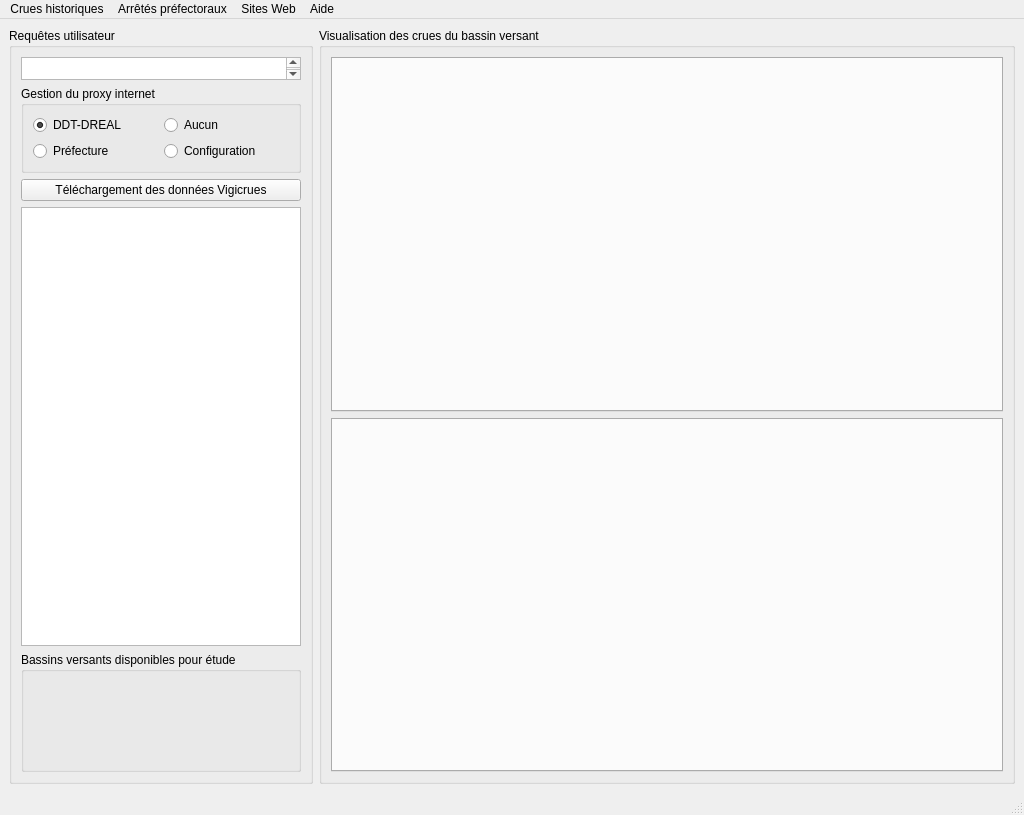
Old version of the form fenetre_principale.ui in the repository dasycarpum/pro_DDT_Viginond.
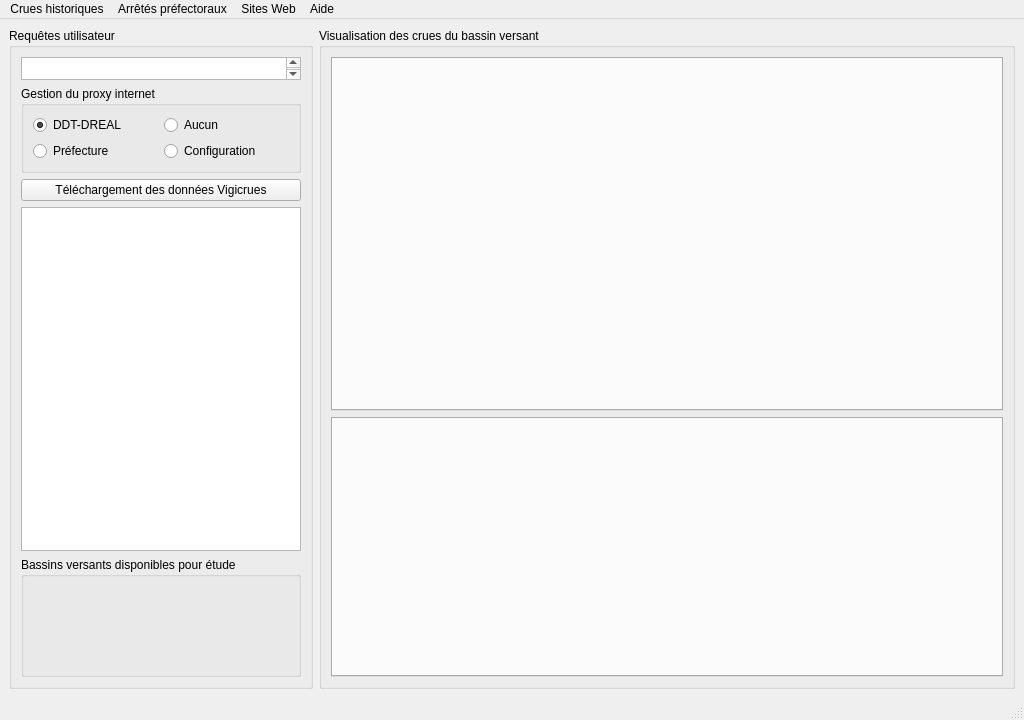
New version of the form. Icons and pictures are not drawn.

Commit message:
Merged PR 82: Redimensionnement de la fenêtre principale
La fenêtre principale était trop grande pour les PC portables et rendait des fonctionnalités inaccessibles (comme les bassins versants et la cartographie)
Résolu essentiellement en bloquant la hauteur du graphique (`QwtPlot`) à 340 pixels dès que la hauteur de l'écran de l'utilisateur est détectée inférieure à 800 pixels

Related work items: #144

What changed in the file:
```diff
--- a/fenetre_principale.ui
+++ b/fenetre_principale.ui
@@ -7,7 +7,7 @@
     <x>0</x>
     <y>0</y>
     <width>1024</width>
-    <height>815</height>
+    <height>720</height>
    </rect>
   </property>
   <property name="windowTitle">
@@ -16,8 +16,8 @@
   <widget class="QWidget" name="centralwidget">
    <property name="minimumSize">
     <size>
-     <width>1024</width>
-     <height>768</height>
+     <width>0</width>
+     <height>0</height>
     </size>
    </property>
    <layout class="QGridLayout" name="gridLayout" columnstretch="1,3">
@@ -193,6 +193,12 @@
            <height>260</height>
           </size>
          </property>
+         <property name="maximumSize">
+          <size>
+           <width>16777215</width>
+           <height>260</height>
+          </size>
+         </property>
         </widget>
        </item>
       </layout>
```
The commit also changes 3 other files.
